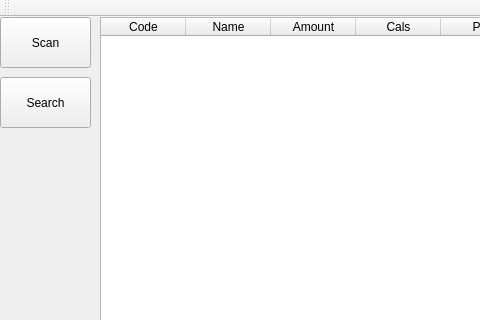
Old version of the form src/gui/mainwindow.ui in the repository vvainola/food_tracking; both pictures show x 0 to 480 and y 0 to 320 of the 800 by 480 pixel window.
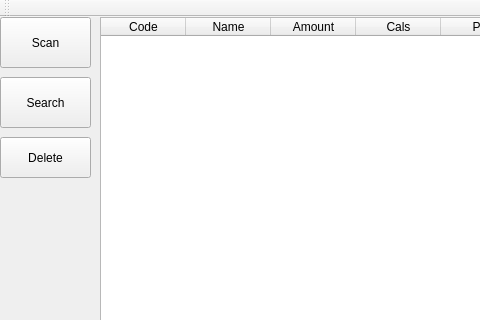
New version of the form.

```diff
--- a/src/gui/mainwindow.ui
+++ b/src/gui/mainwindow.ui
@@ -102,6 +102,19 @@
      <string>Search</string>
     </property>
    </widget>
+   <widget class="QPushButton" name="btn_delete">
+    <property name="geometry">
+     <rect>
+      <x>0</x>
+      <y>120</y>
+      <width>91</width>
+      <height>41</height>
+     </rect>
+    </property>
+    <property name="text">
+     <string>Delete</string>
+    </property>
+   </widget>
   </widget>
   <widget class="QMenuBar" name="menuBar">
    <property name="geometry">
```
